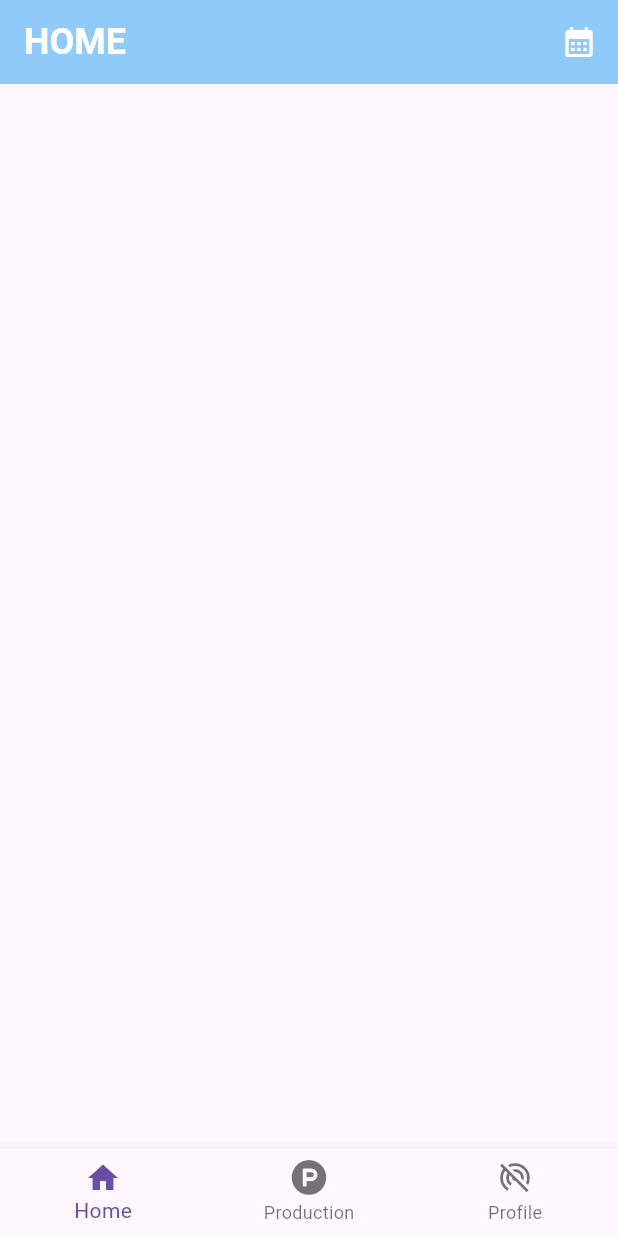
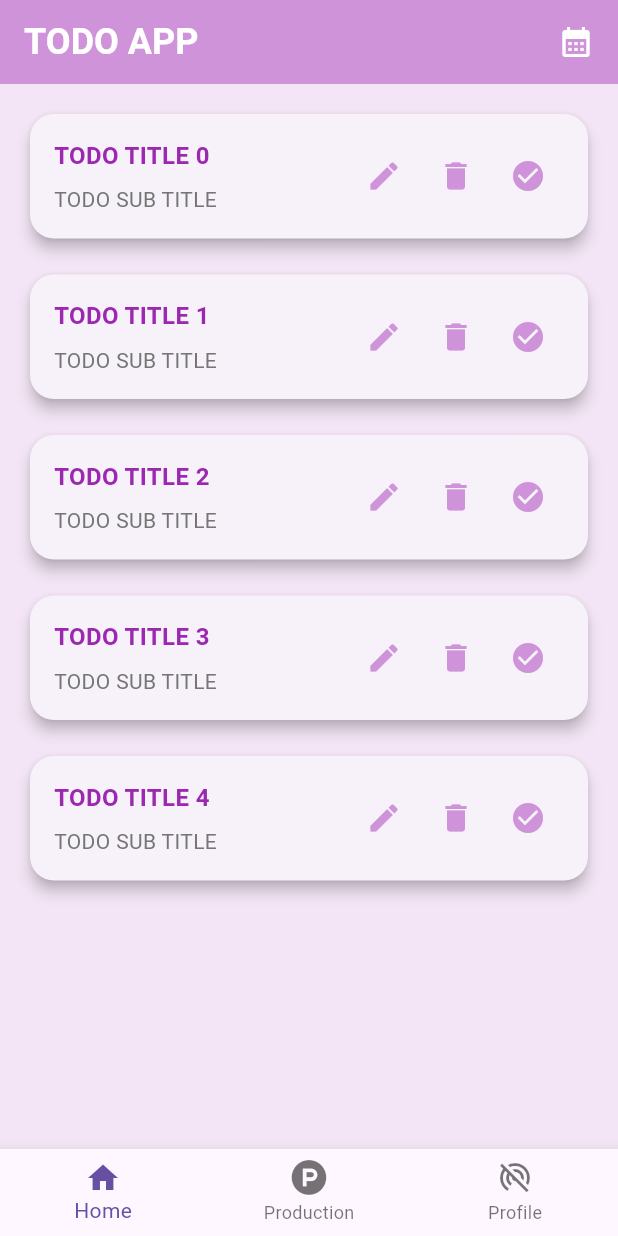
Before and after one commit to golfsomphot/flutterApp, a Flutter app: the screen it shows after launch, after a tap on "Log In", on a phone screen of 412 x 824 dp. Run offline on Flutter 3.47's test engine with Material 3 defaults, Android fonts, the phone set to English and light mode, and no system bars; our stand-ins replace font_awesome_flutter; Roboto replaces fonts that are missing (Arial, birthdayDay).

Commit message:
todo list ui

```diff
--- a/lib/screen/home.dart
+++ b/lib/screen/home.dart
@@ -12,26 +12,96 @@ class _HomeState extends State<Home> {
   Widget build(BuildContext context) {
     return Scaffold(
       appBar: AppBar(
-        backgroundColor: Colors.blue[200],
+        backgroundColor: Colors.purple[200],
         title: Row(
-
+          mainAxisAlignment: MainAxisAlignment.spaceBetween,
           children: [
             Text(
-              'HOME',
+              'TODO APP',
               style: TextStyle(
                 fontSize: 24,
-                fontFamily: AutofillHints.birthdayDay,
+                fontFamily: 'Arial', // ปรับเป็นฟอนต์มาตรฐาน
                 fontWeight: FontWeight.bold,
-                color: Colors.white
+                color: Colors.white,
               ),
             ),
-           SizedBox(width: 290,),
-             Icon(Icons.calendar_month ,
-             color: Colors.white,),
+            Icon(
+              Icons.calendar_month,
+              color: Colors.white,
+            ),
           ],
         ),
       ),
-      body: Container(),
+      body: Container(
+        color: Colors.purple[50], // สีพื้นหลังของ body
+        padding: EdgeInsets.all(16.0),
+        child: Column(
+          children: List.generate(5, (index) {
+            return Padding(
+              padding: const EdgeInsets.only(bottom: 16.0),
+              child: Card(
+                shape: RoundedRectangleBorder(
+                  borderRadius: BorderRadius.circular(16.0),
+                ),
+                elevation: 4,
+                child: Padding(
+                  padding: const EdgeInsets.all(16.0),
+                  child: Row(
+                    mainAxisAlignment: MainAxisAlignment.spaceBetween,
+                    children: [
+                      Column(
+                        crossAxisAlignment: CrossAxisAlignment.start,
+                        children: [
+                          Text(
+                            'TODO TITLE $index',
+                            style: TextStyle(
+                              fontWeight: FontWeight.bold,
+                              color: Colors.purple,
+                              fontSize: 16.0,
+                            ),
+                          ),
+                          SizedBox(height: 8.0),
+                          Text(
+                            'TODO SUB TITLE',
+                            style: TextStyle(
+                              color: Colors.grey[600],
+                            ),
+                          ),
+                        ],
+                      ),
+                      Row(
+                        children: [
+                          IconButton(
+                            icon: Icon(Icons.edit),
+                            color: Colors.purple[200],
+                            onPressed: () {
+                              // Action for edit
+                            },
+                          ),
+                          IconButton(
+                            icon: Icon(Icons.delete),
+                            color: Colors.purple[200],
+                            onPressed: () {
+                              // Action for delete
+                            },
+                          ),
+                          IconButton(
+                            icon: Icon(Icons.check_circle),
+                            color: Colors.purple[200],
+                            onPressed: () {
+                              // Action for mark as complete
+                            },
+                          ),
+                        ],
+                      ),
+                    ],
+                  ),
+                ),
+              ),
+            );
+          }),
+        ),
+      ),
     );
   }
 }
```
